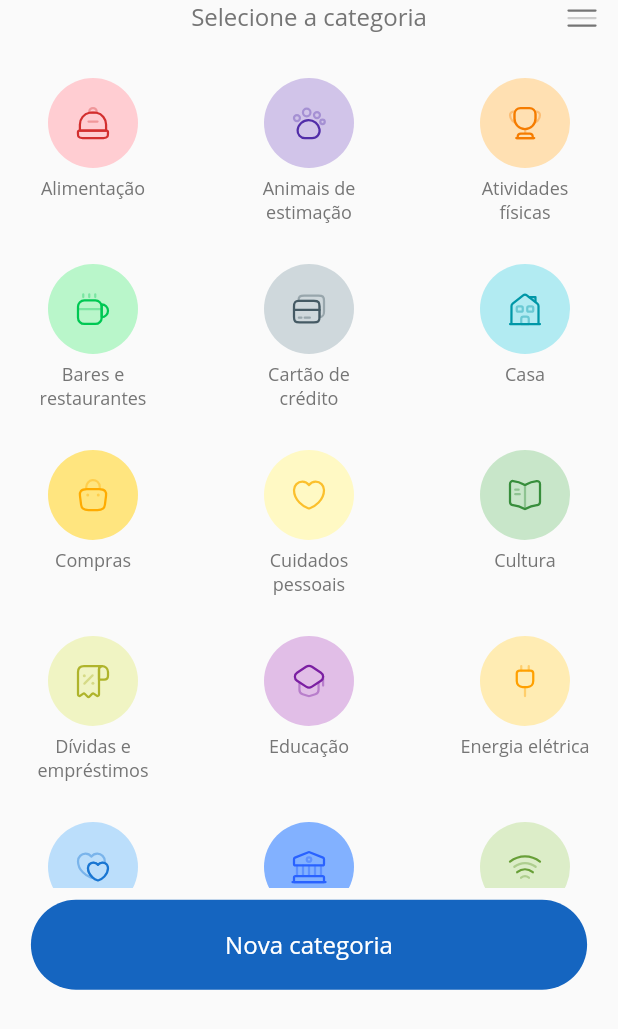
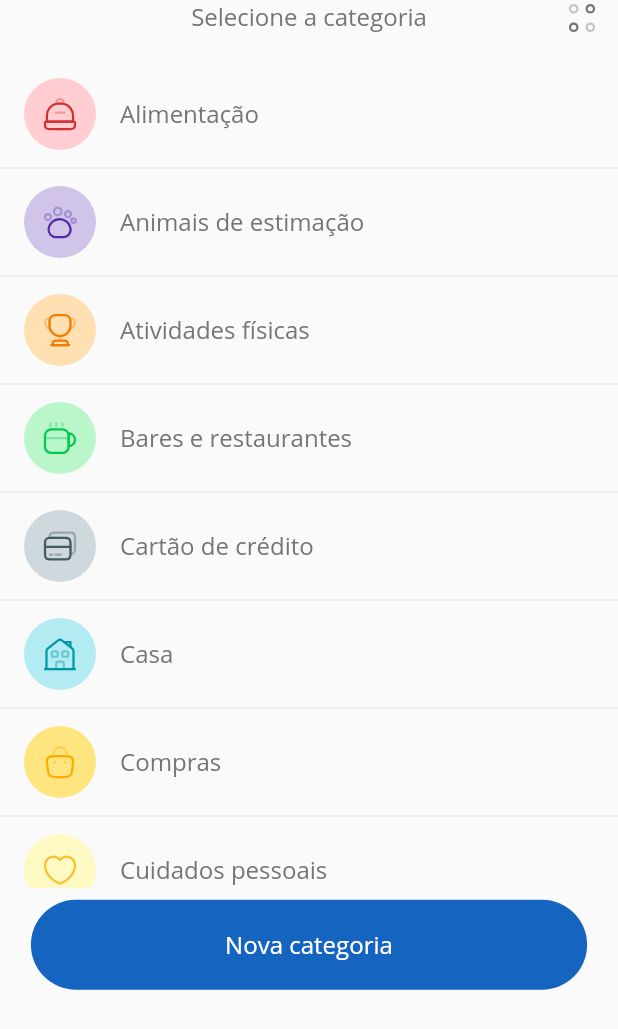
Before and after one commit to Carteira-Inteligente/carteira-inteligente-app, a Flutter app: the CategoryListScreen widget shown alone on an empty page, opened directly with empty values, on a phone screen of 412 x 824 dp. Shown: the top 1029 px of the screen. Run offline on Flutter 3.47's test engine with Material 2 defaults, Android fonts, the phone set to English and light mode, and no system bars; our stand-ins replace flutter_svg, fluttertoast.

Commit message:
ajuste geral no layout da tela de listagem de categorias e na tela de alertas

```diff
--- a/lib/data/categories_data.dart
+++ b/lib/data/categories_data.dart
@@ -3,267 +3,188 @@ import 'dart:ui';
 import '../constants/colors.dart';
 import '../constants/svgs.dart';
 import '../models/category.dart';
-import '../widgets/Containers/rounded_icon_container.dart';
 
 List<Category> categoryList = [
   Category(
     id: 1,
     description: "Cartão de crédito",
-    icon: RoundedIconContainer(
-      svgPicture: sCards,
-      svgColor: cBlueGrey.shade700,
+    icon: sCards,
+    iconColor: cBlueGrey.shade700,
     backgroundColor: cBlueGrey.shade100,
-      radius: 30,
-    ),
   ),
   Category(
     id: 2,
     description: "Cultura",
-    icon: RoundedIconContainer(
-      svgPicture: sCulture,
-      svgColor: cGreen.shade700,
+    icon: sCulture,
+    iconColor: cGreen.shade700,
     backgroundColor: cGreen.shade100,
-      radius: 30,
-    ),
   ),
   Category(
     id: 3,
     description: "Alimentação",
-    icon: RoundedIconContainer(
-      svgPicture: sDinner,
-      svgColor: cRed.shade700,
+    icon: sDinner,
+    iconColor: cRed.shade700,
     backgroundColor: cRed.shade100,
-      radius: 30,
-    ),
   ),
   Category(
     id: 4,
     description: "Família e filhos",
-    icon: RoundedIconContainer(
-      svgPicture: sFamily,
-      svgColor: cBlue.shade700,
+    icon: sFamily,
+    iconColor: cBlue.shade700,
     backgroundColor: cBlue.shade100,
-      radius: 30,
-    ),
   ),
   Category(
     id: 5,
     description: "Educação",
-    icon: RoundedIconContainer(
-      svgPicture: sEducation,
-      svgColor: cPurple.shade700,
+    icon: sEducation,
+    iconColor: cPurple.shade700,
     backgroundColor: cPurple.shade100,
-      radius: 30,
-    ),
   ),
   Category(
     id: 6,
     description: "Energia elétrica",
-    icon: RoundedIconContainer(
-      svgPicture: sElectricity,
-      svgColor: cAmber.shade700,
+    icon: sElectricity,
+    iconColor: cAmber.shade700,
     backgroundColor: cAmber.shade100,
-      radius: 30,
-    ),
   ),
   Category(
     id: 7,
     description: "Atividades físicas",
-    icon: RoundedIconContainer(
-      svgPicture: sExercise,
-      svgColor: cOrange.shade700,
+    icon: sExercise,
+    iconColor: cOrange.shade700,
     backgroundColor: cOrange.shade100,
-      radius: 30,
-    ),
   ),
   Category(
     id: 8,
     description: "Presentes e doações",
-    icon: RoundedIconContainer(
-      svgPicture: sGift,
-      svgColor: cPink.shade700,
+    icon: sGift,
+    iconColor: cPink.shade700,
     backgroundColor: cPink.shade100,
-      radius: 30,
-    ),
   ),
   Category(
     id: 9,
     description: "Saúde",
-    icon: RoundedIconContainer(
-      svgPicture: sHealth,
-      svgColor: cBrown.shade700,
+    icon: sHealth,
+    iconColor: cBrown.shade700,
     backgroundColor: cBrown.shade100,
-      radius: 30,
-    ),
   ),
   Category(
     id: 10,
     description: "Casa",
-    icon: RoundedIconContainer(
-      svgPicture: sHouse,
-      svgColor: cCyan.shade700,
+    icon: sHouse,
+    iconColor: cCyan.shade700,
     backgroundColor: cCyan.shade100,
-      radius: 30,
-    ),
   ),
   Category(
     id: 11,
     description: "Lazer e hobbies",
-    icon: RoundedIconContainer(
-      svgPicture: sLeisure,
-      svgColor: cIndigo.shade700,
+    icon: sLeisure,
+    iconColor: cIndigo.shade700,
     backgroundColor: cIndigo.shade100,
-      radius: 30,
-    ),
   ),
   Category(
     id: 12,
     description: "Dívidas e empréstimos",
-    icon: RoundedIconContainer(
-      svgPicture: sLoans,
-      svgColor: cLime.shade700,
+    icon: sLoans,
+    iconColor: cLime.shade700,
     backgroundColor: cLime.shade100,
-      radius: 30,
-    ),
   ),
   Category(
     id: 13,
     description: "Telefonia",
-    icon: RoundedIconContainer(
-      svgPicture: sMobile,
-      svgColor: cTeal.shade700,
+    icon: sMobile,
+    iconColor: cTeal.shade700,
     backgroundColor: cTeal.shade100,
-      radius: 30,
-    ),
   ),
   Category(
     id: 14,
     description: "Outros",
-    icon: RoundedIconContainer(
-      svgPicture: sOther,
-      svgColor: cGrey.shade700,
+    icon: sOther,
+    iconColor: cGrey.shade700,
     backgroundColor: cGrey.shade100,
-      radius: 30,
-    ),
   ),
   Category(
     id: 15,
     description: "Animais de estimação",
-    icon: RoundedIconContainer(
-      svgPicture: sPet,
-      svgColor: cDeepPurple.shade700,
+    icon: sPet,
+    iconColor: cDeepPurple.shade700,
     backgroundColor: cDeepPurple.shade100,
-      radius: 30,
-    ),
   ),
   Category(
     id: 16,
     description: "Mercado",
-    icon: RoundedIconContainer(
-      svgPicture: sShoppingCart,
-      svgColor: cDeepOrange.shade700,
+    icon: sShoppingCart,
+    iconColor: cDeepOrange.shade700,
     backgroundColor: cDeepOrange.shade100,
-      radius: 30,
-    ),
   ),
   Category(
     id: 17,
     description: "Serviços de streaming",
-    icon: RoundedIconContainer(
-      svgPicture: sStreaming,
-      svgColor: cRedAccent.shade700,
+    icon: sStreaming,
+    iconColor: cRedAccent.shade700,
     backgroundColor: cRedAccent.shade100,
-      radius: 30,
-    ),
   ),
   Category(
     id: 18,
     description: "Transporte",
-    icon: RoundedIconContainer(
-      svgPicture: sTransport,
-      svgColor: cIndigoAccent.shade700,
+    icon: sTransport,
+    iconColor: cIndigoAccent.shade700,
     backgroundColor: cIndigoAccent.shade100,
-      radius: 30,
-    ),
   ),
   Category(
     id: 19,
     description: "Viagens",
-    icon: RoundedIconContainer(
-      svgPicture: sTravel,
-      svgColor: cLightBlue.shade700,
+    icon: sTravel,
+    iconColor: cLightBlue.shade700,
     backgroundColor: cLightBlue.shade100,
-      radius: 30,
-    ),
   ),
   Category(
     id: 20,
     description: "Internet",
-    icon: RoundedIconContainer(
-      svgPicture: sWifi,
-      svgColor: cLightGreen.shade700,
+    icon: sWifi,
+    iconColor: cLightGreen.shade700,
     backgroundColor: cLightGreen.shade100,
-      radius: 30,
-    ),
   ),
   Category(
     id: 21,
     description: "Bares e restaurantes",
-    icon: RoundedIconContainer(
-      svgPicture: sCoffee,
-      svgColor: cGreenAccent.shade700,
+    icon: sCoffee,
+    iconColor: cGreenAccent.shade700,
     backgroundColor: cGreenAccent.shade100,
-      radius: 30,
-    ),
   ),
   Category(
     id: 22,
     description: "Cuidados pessoais",
-    icon: RoundedIconContainer(
-      svgPicture: sSelfCare,
-      svgColor: cYellow.shade700,
+    icon: sSelfCare,
+    iconColor: cYellow.shade700,
     backgroundColor: cYellow.shade100,
-      radius: 30,
-    ),
   ),
   Category(
     id: 23,
     description: "Compras",
-    icon: RoundedIconContainer(
-      svgPicture: sShopping,
-      svgColor: cAmberAccent.shade700,
+    icon: sShopping,
+    iconColor: cAmberAccent.shade700,
     backgroundColor: cAmberAccent.shade100,
-      radius: 30,
-    ),
   ),
   Category(
     id: 24,
     description: "Impostos e taxas",
-    icon: RoundedIconContainer(
-      svgPicture: sBank,
-      svgColor: cBlueAccent.shade700,
+    icon: sBank,
+    iconColor: cBlueAccent.shade700,
     backgroundColor: cBlueAccent.shade100,
-      radius: 30,
-    ),
   ),
   Category(
     id: 25,
     description: "Trabalho",
-    icon: RoundedIconContainer(
-      svgPicture: sWork,
-      svgColor: cPinkAccent.shade700,
+    icon: sWork,
+    iconColor: cPinkAccent.shade700,
     backgroundColor: cPinkAccent.shade100,
-      radius: 30,
-    ),
   ),
   Category(
     id: 26,
     description: "Personalizada",
-    icon: const RoundedIconContainer(
-      svgPicture: sCategory,
-      svgColor: Color(0xFF1F70A2),
-      backgroundColor: Color(0xFFBED3E7),
-      radius: 30,
-    ),
+    icon: sCategory,
+    iconColor: const Color(0xFF1F70A2),
+    backgroundColor: const Color(0xFFBED3E7),
   ),
 ];
--- a/lib/models/category.dart
+++ b/lib/models/category.dart
@@ -3,11 +3,15 @@ import 'package:flutter/material.dart';
 class Category {
   final int id;
   final String description;
-  final Widget icon;
+  final String icon;
+  final Color iconColor;
+  final Color backgroundColor;
 
   Category({
     required this.id,
     required this.description,
     required this.icon,
+    required this.iconColor,
+    required this.backgroundColor,
   });
 }
--- a/lib/screens/Category/category_list_screen.dart
+++ b/lib/screens/Category/category_list_screen.dart
@@ -10,7 +10,6 @@ import '../../models/category.dart';
 import '../../widgets/Buttons/primary_buttons.dart';
 import '../../widgets/Cards/category_card.dart';
 import '../../widgets/Containers/divider_container.dart';
-import '../../widgets/Containers/rounded_icon_container.dart';
 import '../../widgets/Labels/modal_title_label.dart';
 import 'category_form_screen.dart';
 
@@ -40,6 +39,8 @@ class _CategoryListScreenState extends State<CategoryListScreen> {
         Navigator.pop(context);
       },
       icon: category.icon,
+      iconColor: category.iconColor,
+      backgroundColor: category.backgroundColor,
       description: category.description,
     );
   }
@@ -53,6 +54,8 @@ class _CategoryListScreenState extends State<CategoryListScreen> {
             Navigator.pop(context);
           },
           icon: category.icon,
+          iconColor: category.iconColor,
+          backgroundColor: category.backgroundColor,
           description: category.description,
         ),
         const DividerContainer(),
@@ -64,11 +67,9 @@ class _CategoryListScreenState extends State<CategoryListScreen> {
     final newCategory = Category(
       id: Random().nextInt(999).toInt(),
       description: description,
-      icon: RoundedIconContainer(
-        svgPicture: sCategory,
-        backgroundColor: cPurple.shade200,
-        radius: 30,
-      ),
+      icon: sCategory,
+      iconColor: const Color(0xFF1F70A2),
+      backgroundColor: const Color(0xFFBED3E7),
     );
 
     setState(() {
@@ -80,7 +81,7 @@ class _CategoryListScreenState extends State<CategoryListScreen> {
     });
   }
 
-  bool _isGridView = true;
+  bool _isGridView = false;
 
   void toggleView() {
     setState(() {
--- a/lib/screens/Category/category_screen.dart
+++ b/lib/screens/Category/category_screen.dart
@@ -11,7 +11,6 @@ import '../../data/categories_data.dart';
 import '../../models/category.dart';
 import '../../widgets/Cards/list_cards.dart';
 import '../../widgets/Containers/form_containers.dart';
-import '../../widgets/Containers/rounded_icon_container.dart';
 
 class CategoryScreen extends StatefulWidget {
   const CategoryScreen({super.key});
@@ -52,11 +51,15 @@ class _CategoryScreenState extends State<CategoryScreen> {
     final newCategory = Category(
       id: Random().nextInt(999).toInt(),
       description: description,
-      icon: RoundedIconContainer(
-        svgPicture: sCategory,
-        backgroundColor: cPurple.shade200,
-        radius: 30,
-      ),
+      icon: sCategory,
+      iconColor: const Color(0xFF1F70A2),
+      backgroundColor: const Color(0xFFBED3E7),
+      // const RoundedIconContainer(
+      //   svgPicture: sCategory,
+      //   svgColor: Color(0xFF1F70A2),
+      //   backgroundColor: Color(0xFFBED3E7),
+      //   radius: 30,
+      // ),
     );
 
     setState(() {
--- a/lib/widgets/Buttons/primary_buttons.dart
+++ b/lib/widgets/Buttons/primary_buttons.dart
@@ -56,7 +56,7 @@ class SmallPrimaryButton extends StatelessWidget {
       style: ElevatedButton.styleFrom(
         minimumSize: label == "Editar usuário"
             ? null
-            : Size(MediaQuery.of(context).size.width * 0.5, 44),
+            : Size(MediaQuery.of(context).size.width * 0.7, 44),
         shape: wButtonBorderRadius,
         backgroundColor: backgroundColor,
         elevation: 0,
--- a/lib/widgets/Buttons/secondary_buttons.dart
+++ b/lib/widgets/Buttons/secondary_buttons.dart
@@ -43,7 +43,7 @@ class SmallSecondaryButton extends StatelessWidget {
     return OutlinedButton(
       style: OutlinedButton.styleFrom(
         shape: wButtonBorderRadius,
-        minimumSize: Size(MediaQuery.of(context).size.width * 0.5, 44),
+        minimumSize: Size(MediaQuery.of(context).size.width * 0.7, 44),
         side: BorderSide(color: cBlue.shade800),
         elevation: 0,
         backgroundColor: cWhite,
--- a/lib/widgets/Cards/category_card.dart
+++ b/lib/widgets/Cards/category_card.dart
@@ -1,18 +1,23 @@
-import 'package:carteira_inteligente/widgets/Labels/input_label.dart';
 import 'package:flutter/material.dart';
 
 import '../../constants/colors.dart';
+import '../Containers/rounded_icon_container.dart';
+import '../Labels/input_label.dart';
 
 class GridViewCategoryCard extends StatelessWidget {
   const GridViewCategoryCard({
     super.key,
     required this.onTap,
     required this.icon,
+    required this.iconColor,
+    required this.backgroundColor,
     required this.description,
   });
 
   final void Function() onTap;
-  final Widget icon;
+  final String icon;
+  final Color iconColor;
+  final Color backgroundColor;
   final String description;
 
   @override
@@ -21,8 +26,13 @@ class GridViewCategoryCard extends StatelessWidget {
       onTap: onTap,
       title: Column(
         crossAxisAlignment: CrossAxisAlignment.center,
-        children: [
-          icon,
+        children: <Widget>[
+          RoundedIconContainer(
+            svgPicture: icon,
+            svgColor: iconColor,
+            backgroundColor: backgroundColor,
+            radius: 30,
+          ),
           Padding(
             padding: const EdgeInsets.only(top: 5.0),
             child: Text(
@@ -47,39 +57,28 @@ class ListViewCategoryCard extends StatelessWidget {
     super.key,
     required this.onTap,
     required this.icon,
+    required this.iconColor,
+    required this.backgroundColor,
     required this.description,
   });
 
   final void Function() onTap;
-  final Widget icon;
+  final String icon;
+  final Color iconColor;
+  final Color backgroundColor;
   final String description;
 
   @override
   Widget build(BuildContext context) {
     return ListTile(
       onTap: onTap,
-      leading: icon,
+      leading: RoundedIconContainer(
+        svgPicture: icon,
+        svgColor: iconColor,
+        backgroundColor: backgroundColor,
+        radius: 24,
+      ),
       title: InputLabel(label: description),
-
-      // Column(
-      //   crossAxisAlignment: CrossAxisAlignment.center,
-      //   children: [
-      //     icon,
-      //     Padding(
-      //       padding: const EdgeInsets.only(top: 5.0),
-      //       child: Text(
-      //         description,
-      //         style: TextStyle(
-      //           fontFamily: "OpenSans",
-      //           fontSize: 16,
-      //           color: cGrey.shade600,
-      //           fontWeight: FontWeight.normal,
-      //         ),
-      //         textAlign: TextAlign.center,
-      //       ),
-      //     ),
-      //   ],
-      // ),
     );
   }
 }
--- a/lib/widgets/Cards/list_cards.dart
+++ b/lib/widgets/Cards/list_cards.dart
@@ -48,9 +48,10 @@ class CategoryListCard extends StatelessWidget {
       child: Padding(
         padding: const EdgeInsets.symmetric(vertical: 8.0),
         child: ListTile(
-          leading: RoundedIconContainer(
+          leading: const RoundedIconContainer(
             svgPicture: sCategory,
-            backgroundColor: cPurple.shade200,
+            svgColor: Color(0xFF1F70A2),
+            backgroundColor: Color(0xFFBED3E7),
             radius: 24,
           ),
           title: Text(
--- a/lib/widgets/Containers/dialog_container.dart
+++ b/lib/widgets/Containers/dialog_container.dart
@@ -1,3 +1,4 @@
+import 'package:carteira_inteligente/widgets/Labels/subtitle_label.dart';
 import 'package:flutter/material.dart';
 
 import '../../constants/colors.dart';
@@ -22,21 +23,18 @@ class DialogContainer extends StatelessWidget {
   Widget build(BuildContext context) {
     return AlertDialog(
       title: Column(
+        mainAxisAlignment: MainAxisAlignment.center,
         children: <Widget>[
-          Row(
-            children: <Widget>[
-              ListTileLabel(label: dialogTitle),
-            ],
-          ),
-          const DividerContainer(),
+          SubtitleLabel(label: dialogTitle),
         ],
       ),
       content: contentText,
       backgroundColor: cWhite,
       shape: RoundedRectangleBorder(
-        borderRadius: BorderRadius.circular(10),
+        borderRadius: BorderRadius.circular(20),
       ),
       actions: <Widget>[
+        const DividerContainer(),
         Row(
           mainAxisAlignment: MainAxisAlignment.center,
           children: <Widget>[
```
Lines whose indentation alone changed are shown as unchanged.
